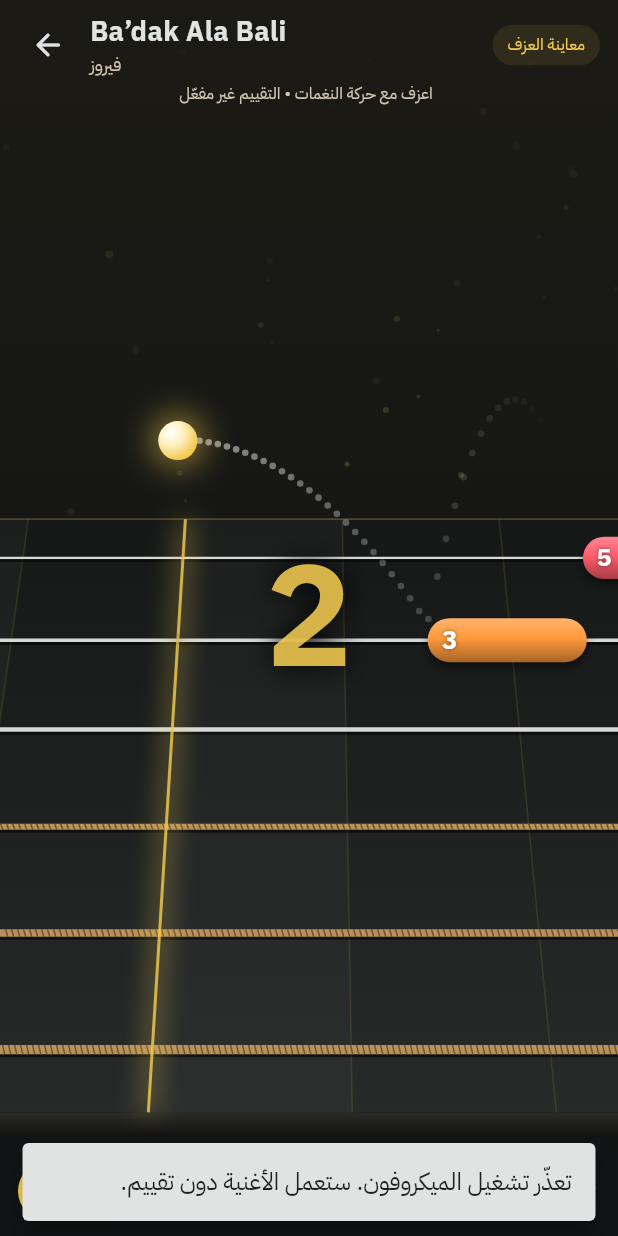
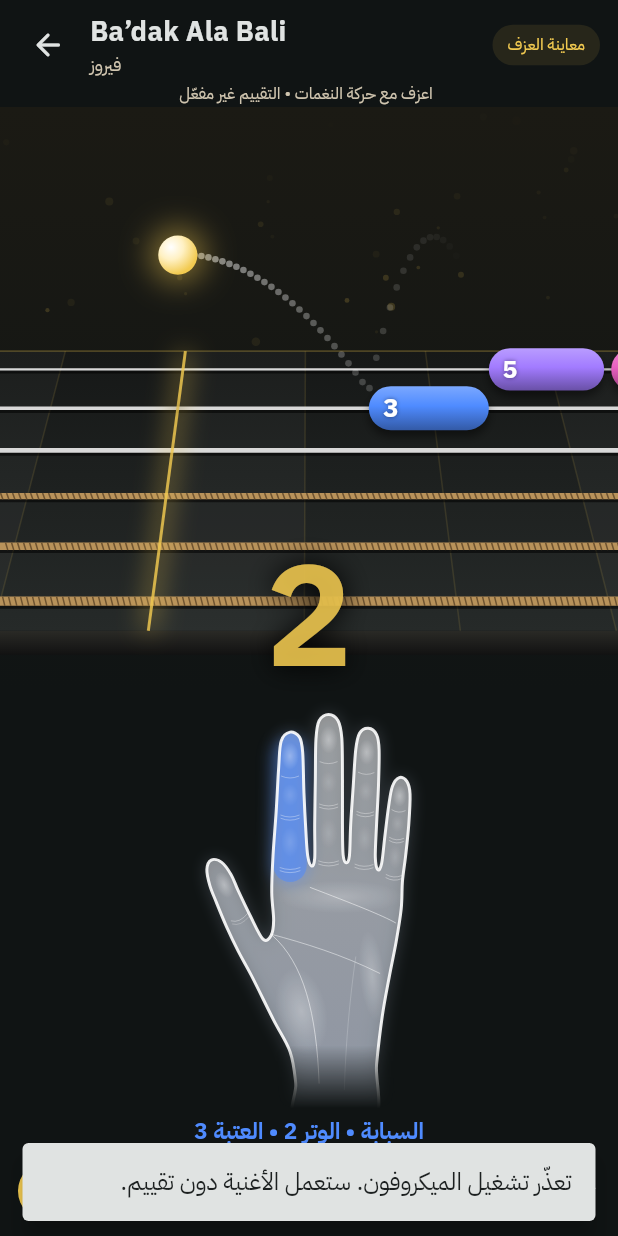
Before and after one commit to rooneyhannan/YALLA-PLAY, a Flutter app: the GameScreen screen opened directly with sample values from the repository, after a tap on "العزف", on a phone screen of 412 x 824 dp. Run offline on Flutter 3.47's test engine with Material 3 defaults, Android fonts, the phone set to English and light mode, and no system bars; our stand-ins replace web; missing offline and left inert: dart:js_interop; project files that could hold a hidden picture were left out.

Commit message:
Show the fretting finger: finger colors and a guiding hand
Every note now has a finger, worked out with the one-finger-per-fret
rule and the fewest hand shifts over the song. Notes take their
finger's color until judged (blue, turquoise, purple, pink; grey for an
open string), then green on time, yellow-green early or late, red missed.

The play screen gets a see-through left hand, palm towards the player,
that lights the finger for the current note: below the board upright,
beside it sideways. It sits in its own repaint layer and changes only
when the finger or its glow does.

Pitches heard between two slow frames are now placed at their real
time in the song instead of the older frame, which judged notes as
early on busy devices.

Co-Authored-By: Claude Opus 5.5 <noreply@anthropic.com>
Claude-Session: https://claude.ai/code/session_01TCVZ5Z3ZUmcaprmhxATyoL

```diff
--- /dev/null
+++ b/lib/features/game/data/fingering.dart
@@ -0,0 +1,54 @@
+import 'song_data.dart';
+
+/// Which finger of the fretting hand plays each note: 1 index … 4 pinky,
+/// 0 for an open string.
+///
+/// Tabs only say string and fret, so the fingers follow the "one finger
+/// per fret" rule: the hand sits in a position with the index at fret p
+/// and fingers 1–4 over frets p to p+3. The positions are chosen for the
+/// fewest and shortest shifts over the whole song, lower positions first.
+List<int> assignFingers(List<Note> notes) {
+  const maxPosition = 20, inf = double.infinity;
+  bool fits(int position, int fret) =>
+      fret == 0 || (fret >= position && fret <= position + 3);
+
+  // cost[p]: cheapest way to play the notes so far ending in position p.
+  var cost = [
+    for (var p = 0; p <= maxPosition; p++)
+      p == 0 ? inf : (notes.isEmpty || fits(p, notes.first.f) ? p * .001 : inf),
+  ];
+  final from = <List<int>>[];
+  for (var i = 1; i < notes.length; i++) {
+    final next = List.filled(maxPosition + 1, inf);
+    final back = List.filled(maxPosition + 1, 0);
+    for (var p = 1; p <= maxPosition; p++) {
+      if (!fits(p, notes[i].f)) continue;
+      for (var q = 1; q <= maxPosition; q++) {
+        if (cost[q] == inf) continue;
+        final shift = p == q ? 0 : 1 + .05 * (p - q).abs();
+        final total = cost[q] + shift + p * .001;
+        if (total < next[p]) {
+          next[p] = total;
+          back[p] = q;
+        }
+      }
+    }
+    from.add(back);
+    cost = next;
+  }
+  if (notes.isEmpty) return [];
+
+  var position = 1;
+  for (var p = 1; p <= maxPosition; p++) {
+    if (cost[p] < cost[position]) position = p;
+  }
+  final positions = List.filled(notes.length, 1);
+  for (var i = notes.length - 1; i >= 0; i--) {
+    positions[i] = position;
+    if (i > 0) position = from[i - 1][position];
+  }
+  return [
+    for (var i = 0; i < notes.length; i++)
+      notes[i].f == 0 ? 0 : notes[i].f - positions[i] + 1,
+  ];
+}
--- a/lib/features/game/presentation/game_screen.dart
+++ b/lib/features/game/presentation/game_screen.dart
@@ -8,8 +8,10 @@ import '../../../core/theme/app_theme.dart';
 import '../../tuner/data/tuner_engine.dart';
 import '../../tuner/data/tuning.dart';
 import '../data/ball_path.dart';
+import '../data/fingering.dart';
 import '../data/note_judge.dart';
 import '../data/song_data.dart';
+import 'hand_painter.dart';
 import 'highway_painter.dart';
 
 export 'highway_painter.dart' show GameNote;
@@ -50,6 +52,10 @@ class _GameScreenState extends State<GameScreen>
   final _feedback = <FeedbackMark>[];
   double _seconds = 0, _currentTick = 0, _speed = 1, _countdown = 0;
   Duration _lastElapsed = Duration.zero;
+
+  /// Time since the last frame, so a pitch heard between two slow frames
+  /// is placed exactly in the song, not at the older frame.
+  final _sinceFrame = Stopwatch()..start();
   bool _started = false, _playing = false, _listening = false;
   GameMode _mode = GameMode.play;
   double _level = 0;
@@ -71,17 +77,25 @@ class _GameScreenState extends State<GameScreen>
 
   /// Song time for judging: stands still at a note practice waits at, so
   /// the waiting is counted in as lateness.
-  double get _clock => _currentTick + (_waited ?? 0) * _ticksPerSecond;
+  double get _clock =>
+      _currentTick +
+      ((_waited ?? 0) +
+              (_playing && !_finished
+                  ? math.min(.25, _sinceFrame.elapsedMicroseconds / 1e6)
+                  : 0)) *
+          _ticksPerSecond;
 
   @override
   void initState() {
     super.initState();
     WidgetsBinding.instance.addObserver(this);
     var time = 0.0;
+    final fingers = assignFingers(rawSongData);
     _notes = [
-      for (final note in rawSongData)
+      for (var i = 0; i < rawSongData.length; i++)
         (() {
-          final result = GameNote(note, time);
+          final note = rawSongData[i];
+          final result = GameNote(note, time, finger: fingers[i]);
           time += note.d;
           return result;
         })(),
@@ -129,6 +143,7 @@ class _GameScreenState extends State<GameScreen>
         (elapsed - _lastElapsed).inMicroseconds /
         Duration.microsecondsPerSecond;
     _lastElapsed = elapsed;
+    _sinceFrame.reset();
     setState(() {
       _seconds += seconds;
       if (_countdown > 0) {
@@ -248,17 +263,35 @@ class _GameScreenState extends State<GameScreen>
     super.dispose();
   }
 
+  /// The note to finger now: the one practice waits at, else the one
+  /// sounding or next to reach the hit line. Once a note is judged, the
+  /// hand moves on to the next.
+  int? get _currentNote {
+    if (_practicing) return _judge.firstOpen;
+    for (var i = 0; i < _notes.length; i++) {
+      final n = _notes[i];
+      if (_listening && _judge.verdicts[i] != null) continue;
+      if (n.absoluteTime + _leadTicks + n.note.d > _currentTick) return i;
+    }
+    return null;
+  }
+
   @override
   Widget build(BuildContext context) => Scaffold(
     backgroundColor: _background,
     body: SafeArea(
       child: Directionality(
         textDirection: TextDirection.ltr,
+        child: LayoutBuilder(
+          builder: (context, box) {
+            final portrait = box.maxHeight > box.maxWidth;
+            final board = ClipRect(
               child: Stack(
                 children: [
                   Positioned.fill(
                     child: Semantics(
-                label: 'ستة أوتار مع نغمات متحركة وكرة تقفز من نغمة إلى نغمة',
+                      label:
+                          'ستة أوتار مع نغمات متحركة وكرة تقفز من نغمة إلى نغمة',
                       child: CustomPaint(
                         key: const ValueKey('guitar-board'),
                         painter: HighwayPainter(
@@ -276,10 +309,43 @@ class _GameScreenState extends State<GameScreen>
                       ),
                     ),
                   ),
-            Positioned(left: 0, right: 0, top: 0, child: _header()),
-            Positioned(left: 0, right: 0, bottom: 0, child: _controls()),
                   if (_waited != null && _playing)
-              Positioned(left: 0, right: 0, top: 84, child: _waitingHint()),
+                    Positioned(
+                      left: 0,
+                      right: 0,
+                      top: 8,
+                      child: _waitingHint(),
+                    ),
+                ],
+              ),
+            );
+            return Stack(
+              children: [
+                Column(
+                  children: [
+                    _header(),
+                    // Portrait: the board above the hand; landscape: side by side.
+                    Expanded(
+                      child: portrait
+                          ? Column(
+                              children: [
+                                Expanded(flex: 5, child: board),
+                                Expanded(flex: 4, child: _handGuide()),
+                              ],
+                            )
+                          : Row(
+                              children: [
+                                Expanded(child: board),
+                                SizedBox(
+                                  width: math.min(260, box.maxWidth * .28),
+                                  child: _handGuide(),
+                                ),
+                              ],
+                            ),
+                    ),
+                    _controls(),
+                  ],
+                ),
                 if (!_started)
                   Center(child: SingleChildScrollView(child: _startCard()))
                 else if (_countdown > 0)
@@ -289,10 +355,63 @@ class _GameScreenState extends State<GameScreen>
                 else if (!_playing)
                   Center(child: _pauseCard()),
               ],
+            );
+          },
         ),
       ),
     ),
   );
+
+  /// The fretting hand with the finger for the current note lit, and what
+  /// to play in words.
+  Widget _handGuide() {
+    final i = _currentNote;
+    final note = i == null ? null : _notes[i];
+    final finger = note?.finger ?? 0;
+    var glow = 0.0;
+    if (note != null) {
+      final ahead =
+          (note.absoluteTime + _leadTicks - _currentTick) / _ticksPerSecond;
+      glow = ahead <= .1 ? 1 : (1 - ahead / 1.5).clamp(0, 1).toDouble();
+      glow = (glow * 5).round() / 5;
+    }
+    return Padding(
+      padding: const EdgeInsets.fromLTRB(12, 6, 12, 4),
+      child: Column(
+        children: [
+          // Its own layer: the hand repaints only when the finger or its
+          // glow changes, not with every frame of the board.
+          Expanded(
+            child: RepaintBoundary(
+              child: CustomPaint(
+                key: const ValueKey('finger-hand'),
+                size: Size.infinite,
+                painter: HandPainter(finger: finger, glow: glow),
+              ),
+            ),
+          ),
+          if (note != null)
+            Padding(
+              padding: const EdgeInsets.only(top: 4),
+              child: Text(
+                finger == 0
+                    ? '${fingerNames[0]} • الوتر ${note.note.s}'
+                    : '${fingerNames[finger]} • الوتر ${note.note.s} • العتبة ${note.note.f}',
+                key: const ValueKey('finger-label'),
+                textDirection: TextDirection.rtl,
+                maxLines: 1,
+                overflow: TextOverflow.ellipsis,
+                style: TextStyle(
+                  color: fingerColors[finger],
+                  fontSize: 15,
+                  fontWeight: FontWeight.w700,
+                ),
+              ),
+            ),
+        ],
+      ),
+    );
+  }
 
   Widget _header() => Padding(
     padding: const EdgeInsets.fromLTRB(8, 6, 12, 0),
@@ -514,7 +633,9 @@ class _GameScreenState extends State<GameScreen>
         decoration: BoxDecoration(
           color: AppTheme.surface.withValues(alpha: .9),
           borderRadius: BorderRadius.circular(20),
-          border: Border.all(color: stringColors[note.s - 1]),
+          border: Border.all(
+            color: fingerColors[_notes[_judge.firstOpen!].finger],
+          ),
         ),
         child: Text(
           'اعزف النغمة: الوتر ${note.s} • العتبة ${note.f}',
@@ -670,7 +791,7 @@ class _GameScreenState extends State<GameScreen>
           if (!_practicing)
             Text(
               'فائت ${count(Verdict.missed)}',
-              style: const TextStyle(color: Color(0xFF8A8F8C)),
+              style: const TextStyle(color: missedColor),
             ),
         ],
       ),
--- /dev/null
+++ b/lib/features/game/presentation/hand_painter.dart
@@ -0,0 +1,272 @@
+import 'dart:math' as math;
+import 'dart:ui' as ui;
+
+import 'package:flutter/material.dart';
+
+/// One color per finger of the fretting hand, 0 = open string, 1 = index
+/// … 4 = pinky. Green, yellow and red are left for the verdicts.
+const fingerColors = <Color>[
+  Color(0xFF9AA0A6),
+  Color(0xFF4F8BFF),
+  Color(0xFF3ED8E8),
+  Color(0xFFA27BFF),
+  Color(0xFFE860C0),
+];
+
+const fingerNames = ['وتر مفتوح', 'السبابة', 'الوسطى', 'البنصر', 'الخنصر'];
+
+/// A left hand, palm towards the player, drawn white and see-through; the
+/// finger to play lights up in its color.
+class HandPainter extends CustomPainter {
+  /// 1–4 lights that finger; 0 (open string) lights none.
+  final int finger;
+
+  /// How strongly the finger glows, 0 to 1: rises as its note comes near.
+  /// Kept in a few steps, so the hand repaints rarely.
+  final double glow;
+  const HandPainter({required this.finger, required this.glow});
+
+  /// The drawing's own coordinates; it is scaled to fit.
+  static const _view = Rect.fromLTWH(70, 240, 400, 650);
+
+  static const _outline = <Offset>[
+    Offset(252, 910), Offset(249, 850), Offset(240, 800), Offset(214, 750), //
+    Offset(178.9, 679.6), Offset(158.3, 641.7), Offset(139.7, 602.8),
+    Offset(123, 562.9), Offset(112.9, 536.6), Offset(108.3, 511.6),
+    Offset(115.2, 496.7), Offset(131.3, 499.9), Offset(146.5, 519.4),
+    Offset(157.9, 545.1), Offset(176.6, 584), Offset(197.1, 621.9),
+    Offset(210, 616), Offset(214, 592), Offset(211, 548), Offset(213, 490),
+    Offset(218, 420), Offset(222, 350), Offset(226, 308), Offset(240, 294),
+    Offset(255, 302), Offset(260, 326), Offset(262, 390), Offset(265, 450),
+    Offset(268, 490), Offset(274, 506), Offset(279, 494), Offset(279, 440),
+    Offset(280, 370), Offset(281, 305), Offset(286, 276), Offset(301, 266),
+    Offset(316, 276), Offset(322, 304), Offset(323, 370), Offset(323, 440),
+    Offset(324, 488), Offset(329, 501), Offset(334, 490), Offset(336, 440),
+    Offset(340, 380), Offset(344, 322), Offset(350, 296), Offset(364, 288),
+    Offset(377, 298), Offset(381, 322), Offset(380, 380), Offset(377, 440),
+    Offset(375, 492), Offset(379, 512), Offset(385, 502), Offset(390, 460),
+    Offset(396, 412), Offset(402, 380), Offset(413, 366), Offset(425, 372),
+    Offset(430, 392), Offset(428, 440), Offset(423, 490), Offset(418, 530),
+    Offset(416, 574), Offset(408, 626), Offset(397, 682), Offset(386, 744),
+    Offset(377, 820), Offset(370, 910),
+  ];
+
+  /// Index to pinky: base at the webs, tip, and width.
+  static const _fingers = [
+    (base: Offset(240, 515), tip: Offset(240, 302), width: 44.0),
+    (base: Offset(301, 505), tip: Offset(301, 274), width: 44.0),
+    (base: Offset(357, 510), tip: Offset(362, 296), width: 40.0),
+    (base: Offset(404, 525), tip: Offset(415, 374), width: 34.0),
+  ];
+
+  static final Path _hand = _spline(_outline);
+
+  /// Closed Catmull-Rom spline through [points].
+  static Path _spline(List<Offset> points) {
+    final n = points.length;
+    Offset at(int i) => points[(i + n) % n];
+    final path = Path()..moveTo(points[0].dx, points[0].dy);
+    for (var i = 0; i < n; i++) {
+      final p0 = at(i - 1), p1 = at(i), p2 = at(i + 1), p3 = at(i + 2);
+      final c1 = p1 + (p2 - p0) / 6, c2 = p2 - (p3 - p1) / 6;
+      path.cubicTo(c1.dx, c1.dy, c2.dx, c2.dy, p2.dx, p2.dy);
+    }
+    return path..close();
+  }
+
+  @override
+  void paint(Canvas canvas, Size size) {
+    final scale = math.min(
+      size.width / _view.width,
+      size.height / _view.height,
+    );
+    canvas
+      ..save()
+      ..translate(
+        (size.width - _view.width * scale) / 2,
+        (size.height - _view.height * scale) / 2,
+      )
+      ..scale(scale)
+      ..translate(-_view.left, -_view.top);
+    // Everything goes on one layer, so the wrist can fade out at the end.
+    canvas.saveLayer(_view.inflate(40), Paint());
+    _body(canvas);
+    if (finger > 0) _lit(canvas, finger - 1);
+    _details(canvas);
+    canvas
+      ..drawPath(
+        _hand,
+        Paint()
+          ..style = PaintingStyle.stroke
+          ..strokeWidth = 2 / math.min(1, scale)
+          ..strokeJoin = StrokeJoin.round
+          ..color = Colors.white.withValues(alpha: .9),
+      )
+      ..drawRect(
+        _view.inflate(40),
+        Paint()
+          ..blendMode = BlendMode.dstIn
+          ..shader = ui.Gradient.linear(
+            const Offset(0, 790),
+            const Offset(0, 890),
+            [Colors.white, Colors.transparent],
+          ),
+      )
+      ..restore()
+      ..restore();
+  }
+
+  void _body(Canvas canvas) {
+    canvas
+      ..drawPath(
+        _hand,
+        Paint()
+          ..color = const Color(0xFFCFE0FF).withValues(alpha: .22)
+          ..maskFilter = const MaskFilter.blur(BlurStyle.normal, 14),
+      )
+      ..drawPath(
+        _hand,
+        Paint()
+          ..shader =
+              ui.Gradient.linear(const Offset(0, 250), const Offset(0, 900), [
+                Colors.white.withValues(alpha: .5),
+                const Color(0xFFE3ECFF).withValues(alpha: .5),
+              ]),
+      );
+  }
+
+  /// The finger to play, in its color, exactly in the hand's outline.
+  void _lit(Canvas canvas, int i) {
+    final f = _fingers[i];
+    final color = fingerColors[i + 1];
+    final strength = .35 + .65 * glow;
+    final along = f.tip - f.base;
+    final unit = along / along.distance;
+    final from = f.base + unit * 10, to = f.tip - unit * 30;
+    canvas
+      ..drawLine(
+        from,
+        to,
+        Paint()
+          ..color = color.withValues(alpha: .7 * strength)
+          ..strokeWidth = f.width * 1.3
+          ..strokeCap = StrokeCap.round
+          ..maskFilter = const MaskFilter.blur(BlurStyle.normal, 12),
+      )
+      ..save()
+      ..clipPath(_hand)
+      ..drawLine(
+        from,
+        f.tip + unit * 20,
+        Paint()
+          ..color = color.withValues(alpha: .85 * strength)
+          ..strokeWidth = f.width * 1.2
+          ..strokeCap = StrokeCap.round,
+      )
+      ..restore();
+  }
+
+  void _details(Canvas canvas) {
+    void pad(Offset c, double rx, double ry, double alpha, [double deg = 0]) {
+      canvas
+        ..save()
+        ..translate(c.dx, c.dy)
+        ..rotate(deg * math.pi / 180)
+        ..scale(1, ry / rx)
+        ..drawCircle(
+          Offset.zero,
+          rx,
+          Paint()
+            ..shader = ui.Gradient.radial(Offset.zero, rx, [
+              Colors.white.withValues(alpha: .55 * alpha),
+              Colors.white.withValues(alpha: 0),
+            ]),
+        )
+        ..restore();
+    }
+
+    final line = Paint()
+      ..style = PaintingStyle.stroke
+      ..strokeCap = StrokeCap.round
+      ..color = Colors.white;
+    void stroke(Path path, double alpha, [double width = 1.5]) =>
+        canvas.drawPath(
+          path,
+          line
+            ..strokeWidth = width
+            ..color = Colors.white.withValues(alpha: alpha),
+        );
+
+    pad(const Offset(258, 736), 40, 70, .55, -12);
+    pad(const Offset(370, 680), 20, 72, .45, -6);
+    pad(const Offset(320, 555), 100, 26, .4);
+    pad(const Offset(136, 536), 13, 22, .6, -24);
+    for (final f in _fingers) {
+      Offset at(double t) => f.base + (f.tip - f.base) * t;
+      pad(at(.86), f.width * .32, f.width * .5, .6);
+      pad(at(.57), f.width * .3, f.width * .4, .25);
+      pad(at(.22), f.width * .32, f.width * .55, .25);
+      // Creases across the finger: doubled at the base and middle joint.
+      final along = f.tip - f.base, unit = along / along.distance;
+      final normal = Offset(unit.dy, -unit.dx);
+      for (final (t, pair) in [(.03, true), (.42, true), (.71, false)]) {
+        final w = f.width * (1 - .2 * t) * .36;
+        for (final o in pair ? [0.0, 5.0] : [0.0]) {
+          final c = at(t) - unit * o;
+          final a = c + normal * w, b = c - normal * w;
+          final bow = c - unit * 3 + const Offset(0, 3);
+          stroke(
+            Path()
+              ..moveTo(a.dx, a.dy)
+              ..quadraticBezierTo(bow.dx, bow.dy, b.dx, b.dy),
+            .42,
+            1.3,
+          );
+        }
+      }
+    }
+    stroke(
+      Path()
+        ..moveTo(147, 593)
+        ..quadraticBezierTo(160, 597, 173, 581),
+      .42,
+      1.3,
+    );
+    stroke(
+      Path()
+        ..moveTo(149, 598)
+        ..quadraticBezierTo(162, 602, 175, 586),
+      .3,
+      1.2,
+    );
+    // Palm lines: heart, head, life and fate.
+    stroke(
+      Path()
+        ..moveTo(407, 596)
+        ..cubicTo(386, 584, 340, 566, 272, 540),
+      .55,
+    );
+    stroke(
+      Path()
+        ..moveTo(210, 614)
+        ..cubicTo(262, 628, 322, 646, 382, 676),
+      .5,
+    );
+    stroke(
+      Path()
+        ..moveTo(212, 616)
+        ..cubicTo(262, 660, 282, 740, 286, 850),
+      .55,
+    );
+    stroke(
+      Path()
+        ..moveTo(326, 860)
+        ..cubicTo(328, 790, 334, 720, 344, 650),
+      .2,
+    );
+  }
+
+  @override
+  bool shouldRepaint(HandPainter old) =>
+      old.finger != finger || old.glow != glow;
+}
--- a/lib/features/game/presentation/highway_painter.dart
+++ b/lib/features/game/presentation/highway_painter.dart
@@ -7,12 +7,16 @@ import '../../../core/theme/app_theme.dart';
 import '../data/ball_path.dart';
 import '../data/note_judge.dart';
 import '../data/song_data.dart';
+import 'hand_painter.dart';
 
 /// A note placed on the song's time line, in ticks.
 class GameNote {
   final Note note;
   final double absoluteTime;
-  const GameNote(this.note, this.absoluteTime);
+
+  /// Finger of the fretting hand: 1 index … 4 pinky, 0 open string.
+  final int finger;
+  const GameNote(this.note, this.absoluteTime, {this.finger = 0});
 }
 
 /// A verdict shown briefly above the note it was given for.
@@ -25,22 +29,11 @@ class FeedbackMark {
   const FeedbackMark(this.verdict, this.string, this.shownAt);
 }
 
-/// One color per string, 0 = high E … 5 = low E, picked to sit on the
-/// app's dark background; green and yellow are left for the verdicts.
-const stringColors = <Color>[
-  Color(0xFFFF5C6C),
-  Color(0xFFFF9A3D),
-  Color(0xFFE860C0),
-  Color(0xFFA27BFF),
-  Color(0xFF4F8BFF),
-  Color(0xFF3ED8E8),
-];
-
 /// Colors a note takes once judged: played on time, played early or late,
 /// and not played at all.
 const perfectColor = Color(0xFF35E26B),
-    offTimeColor = Color(0xFFFFE030),
-    missedColor = Color(0xFF5A5E5C);
+    offTimeColor = Color(0xFFC6E83A),
+    missedColor = Color(0xFFFF4D4D);
 
 Color verdictColor(Verdict verdict) => switch (verdict) {
   Verdict.perfect => perfectColor,
@@ -103,6 +96,9 @@ class HighwayPainter extends CustomPainter {
   static const _beatTicks = 4, _barTicks = 16;
 
   late double _zoom, _hitU;
+
+  /// Shrinks the ball's jumps on a short board, so they stay on screen.
+  late double _lift;
   late BoardProjection _board;
 
   /// Ball and note time t (in ticks) → position along the board.
@@ -111,7 +107,13 @@ class HighwayPainter extends CustomPainter {
   @override
   void paint(Canvas canvas, Size size) {
     final narrow = size.width < 600;
-    _zoom = narrow ? 34 : 52;
+    // Narrow screens pack the notes closer, to see about two seconds ahead.
+    _zoom = size.width < 450
+        ? 26
+        : narrow
+        ? 34
+        : 52;
+    _lift = math.min(1.0, size.height / 520);
     final hitX = narrow ? size.width * .24 : size.width * .2;
     _hitU = hitX - size.width / 2;
     _board = BoardProjection(
@@ -328,12 +330,16 @@ class HighwayPainter extends CustomPainter {
     // Judged notes take the color of their verdict; hit ones keep shining
     // after they pass.
     final color = verdict == null
-        ? stringColors[string]
+        ? fingerColors[gameNote.finger]
         : verdictColor(verdict);
     final past = u1 < _hitU;
     final playing =
         hit || waiting || (u0 <= _hitU && _hitU <= u1 + 6 && verdicts == null);
-    final alpha = past && !hit ? .3 : 1.0;
+    final alpha = verdict == Verdict.missed
+        ? .7
+        : past && !hit
+        ? .3
+        : 1.0;
     final pill = RRect.fromLTRBR(
       a.dx,
       a.dy - height / 2,
@@ -421,7 +427,7 @@ class HighwayPainter extends CustomPainter {
     return _board.project(
       _u(t),
       BoardProjection.stringDepth(state.string),
-      lift: state.height + 14,
+      lift: state.height * _lift + 14,
     );
   }
 
@@ -463,20 +469,24 @@ class HighwayPainter extends CustomPainter {
     // Ring spreading from the note the ball just landed on.
     final since = state.sinceLanding;
     if (since != null && since < .9 && state.landed != null) {
-      final string = ball.strings[state.landed!];
+      final finger = notes[state.landed!].finger;
       canvas.drawCircle(
         ground,
         (14 + since * 40) * scale,
         Paint()
           ..style = PaintingStyle.stroke
           ..strokeWidth = 3 * scale
-          ..color = stringColors[string].withValues(
+          ..color = fingerColors[finger].withValues(
             alpha: .7 * (1 - since / .9),
           ),
       );
     }
     final radius = 16 * scale;
-    final center = _board.project(_hitU, v, lift: state.height + radius);
+    final center = _board.project(
+      _hitU,
+      v,
+      lift: state.height * _lift + radius,
+    );
     // Squashed for a moment when it lands.
     final squash = since != null && since < .25 ? 1 - since / .25 : 0.0;
     final ballRect = Rect.fromCenter(
@@ -517,9 +527,7 @@ class HighwayPainter extends CustomPainter {
       if (age < 0 || age > .9) continue;
       final v = BoardProjection.stringDepth(mark.string.toDouble());
       final at = _board.project(_hitU, v, lift: 44 + age * 60);
-      final color = mark.verdict == Verdict.missed
-          ? const Color(0xFF8A8F8C)
-          : verdictColor(mark.verdict);
+      final color = verdictColor(mark.verdict);
       final text = TextPainter(
         text: TextSpan(
           text: _verdictText[mark.verdict],
@@ -584,7 +592,7 @@ class SongOverviewPainter extends CustomPainter {
         Paint()
           ..color = verdict != null
               ? verdictColor(verdict)
-              : stringColors[string].withValues(alpha: played ? .35 : .9)
+              : fingerColors[n.finger].withValues(alpha: played ? .35 : .9)
           ..strokeWidth = math.max(1.5, lane * .7)
           ..strokeCap = StrokeCap.round,
       );
```
Also changed, not shown: 5 other files. Lines whose indentation alone changed are shown as unchanged.
